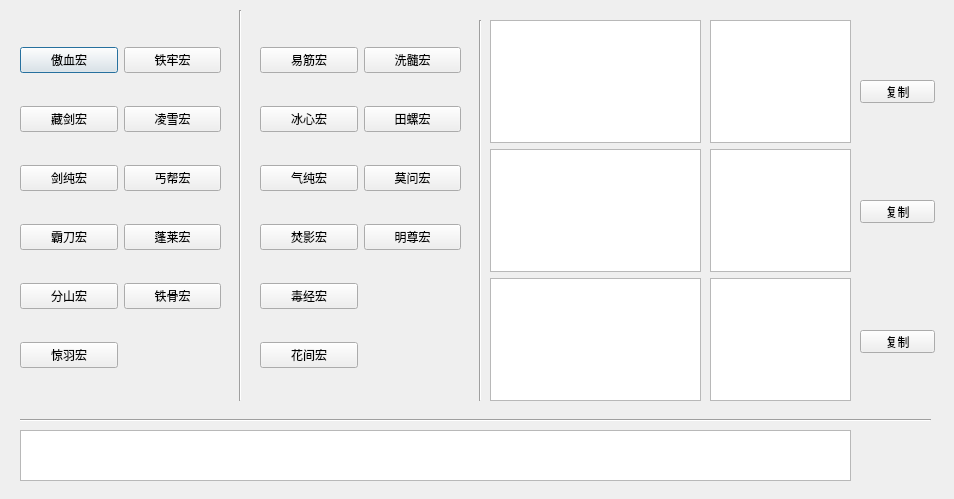
This is MainWin.ui in hyarcticfox/Qt as Qt 5 draws it before an edit. The edited form follows.
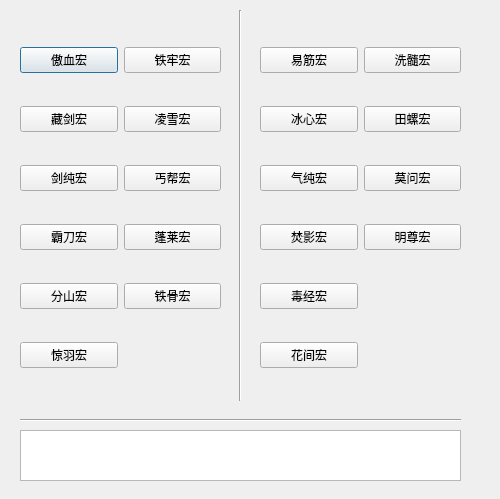
This is the edited form.

Commit message:
宏窗口与主窗口分离
修改傲血宏、藏剑宏

Diff of the .ui file:
```diff
--- a/MainWin.ui
+++ b/MainWin.ui
@@ -6,7 +6,7 @@
    <rect>
     <x>0</x>
     <y>0</y>
-    <width>954</width>
+    <width>500</width>
     <height>499</height>
    </rect>
   </property>
@@ -18,7 +18,7 @@
     <rect>
      <x>20</x>
      <y>410</y>
-     <width>911</width>
+     <width>441</width>
      <height>20</height>
     </rect>
    </property>
@@ -210,106 +210,12 @@
     </item>
    </layout>
   </widget>
-  <widget class="Line" name="line_3">
-   <property name="geometry">
-    <rect>
-     <x>470</x>
-     <y>20</y>
-     <width>20</width>
-     <height>381</height>
-    </rect>
-   </property>
-   <property name="orientation">
-    <enum>Qt::Vertical</enum>
-   </property>
-  </widget>
-  <widget class="QPushButton" name="pushButtonCopy_1">
-   <property name="geometry">
-    <rect>
-     <x>860</x>
-     <y>80</y>
-     <width>75</width>
-     <height>23</height>
-    </rect>
-   </property>
-   <property name="text">
-    <string>复制</string>
-   </property>
-  </widget>
-  <widget class="QPushButton" name="pushButtonCopy_2">
-   <property name="geometry">
-    <rect>
-     <x>860</x>
-     <y>200</y>
-     <width>75</width>
-     <height>23</height>
-    </rect>
-   </property>
-   <property name="text">
-    <string>复制</string>
-   </property>
-  </widget>
-  <widget class="QPushButton" name="pushButtonCopy_3">
-   <property name="geometry">
-    <rect>
-     <x>860</x>
-     <y>330</y>
-     <width>75</width>
-     <height>23</height>
-    </rect>
-   </property>
-   <property name="text">
-    <string>复制</string>
-   </property>
-  </widget>
-  <widget class="QWidget" name="layoutWidget">
-   <property name="geometry">
-    <rect>
-     <x>490</x>
-     <y>20</y>
-     <width>211</width>
-     <height>381</height>
-    </rect>
-   </property>
-   <layout class="QVBoxLayout" name="verticalLayout">
-    <item>
-     <widget class="QTextEdit" name="textEditScript1"/>
-    </item>
-    <item>
-     <widget class="QTextEdit" name="textEditScript2"/>
-    </item>
-    <item>
-     <widget class="QTextEdit" name="textEditScript3"/>
-    </item>
-   </layout>
-  </widget>
-  <widget class="QWidget" name="layoutWidget">
-   <property name="geometry">
-    <rect>
-     <x>710</x>
-     <y>20</y>
-     <width>141</width>
-     <height>381</height>
-    </rect>
-   </property>
-   <layout class="QVBoxLayout" name="verticalLayout_2">
-    <item>
-     <widget class="QTextEdit" name="textEditInstruct1"/>
-    </item>
-    <item>
-     <widget class="QTextEdit" name="textEditInstruct2"/>
-    </item>
-    <item>
-     <widget class="QTextEdit" name="textEditInstruct3"/>
-    </item>
-   </layout>
-  </widget>
   <widget class="QTextBrowser" name="textBrowser">
    <property name="geometry">
     <rect>
      <x>20</x>
      <y>430</y>
-     <width>831</width>
+     <width>441</width>
      <height>51</height>
     </rect>
    </property>
```
The commit also changes 4 other files.
